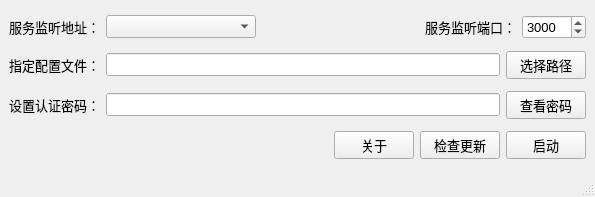
Before: the Qt Designer form main.ui in Jonnyan404/cloud-clipboard-go-launcher, drawn with Qt 5.
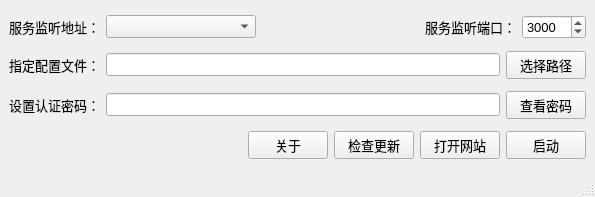
After: the same form once the commit is applied.

Commit message: 增加打开网站按钮

Diff of the .ui file:
```diff
--- a/main.ui
+++ b/main.ui
@@ -155,6 +155,14 @@
         </property>
        </widget>
       </item>
+            <!-- 添加打开网站按钮 -->
+      <item>
+       <widget class="QPushButton" name="openWebBtn">
+        <property name="text">
+         <string>打开网站</string>
+        </property>
+       </widget>
+      </item>
       <item>
        <widget class="QPushButton" name="startBtn">
         <property name="text">
```
The commit also changes 3 other files.
